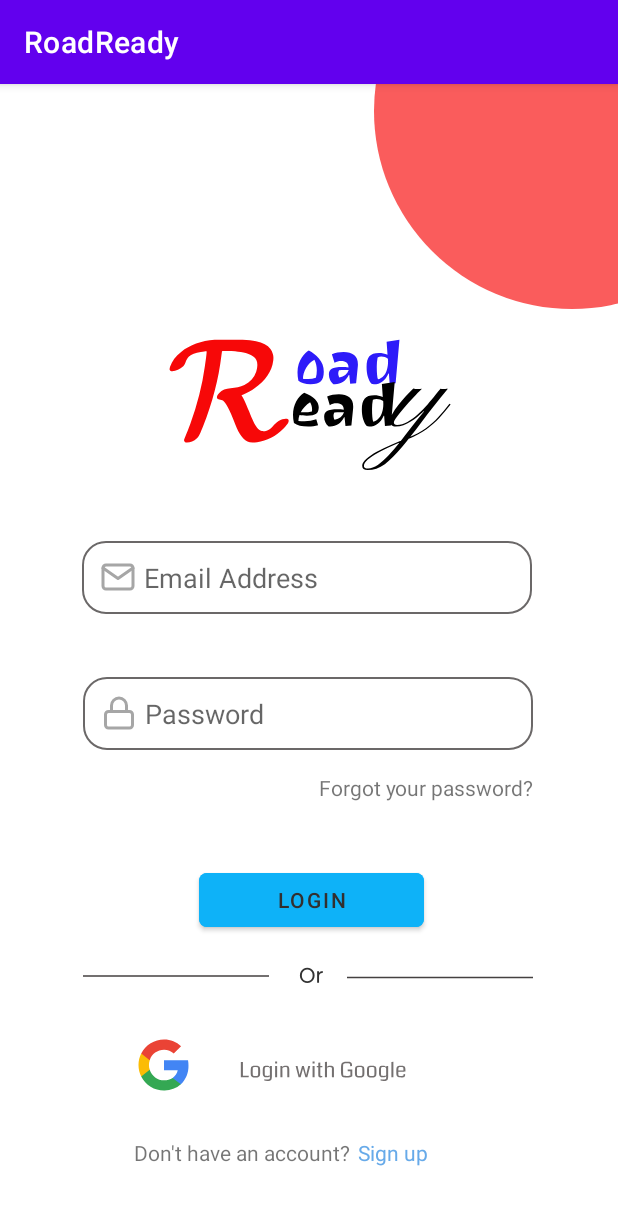
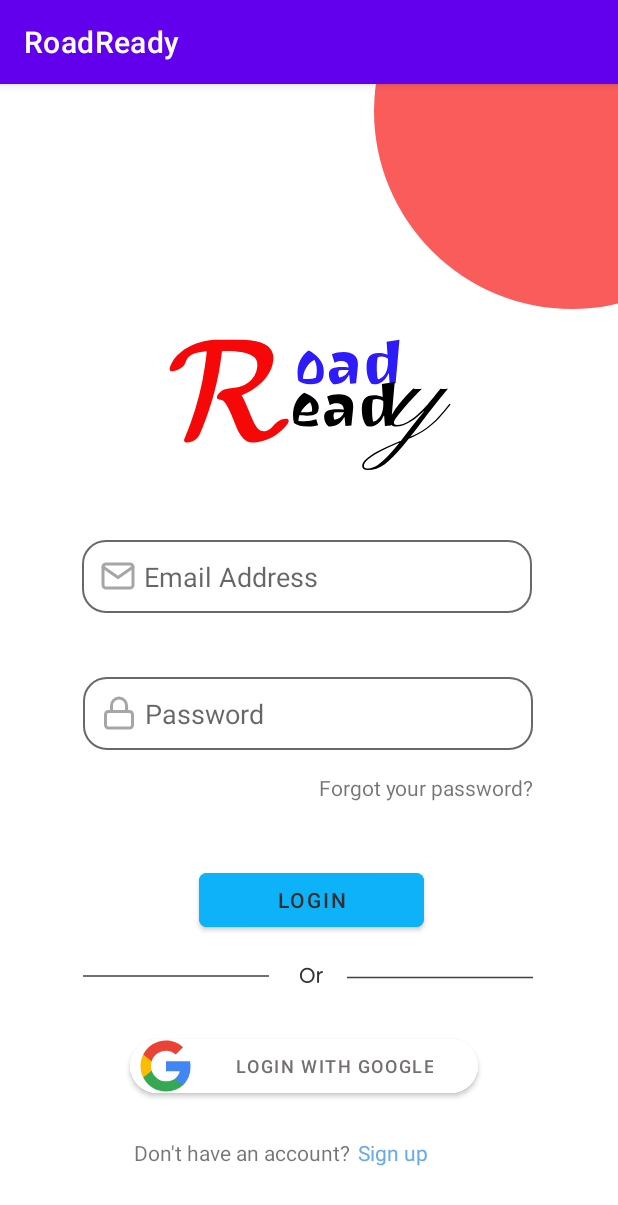
Before and after one commit to JunSayke/RoadReady, an Android app: the Login_Activity screen opened directly, with no data from a screen before it, on a phone screen of 412 x 824 dp. Shown: the top 1205 px of the screen. Run offline under Robolectric (Android 15) with nearby library versions, the phone set to English and light mode, and no system bars.

Commit message:
[Nicolo] Polished Login UI
- Fixed Login with Google
- No more hardcoded texts
- Added necessary content descriptions

```diff
--- a/app/src/main/res/layout/activity_login.xml
+++ b/app/src/main/res/layout/activity_login.xml
@@ -7,8 +7,8 @@
     tools:context=".Login_Activity">
 
     <androidx.constraintlayout.widget.ConstraintLayout
-        android:layout_width="match_parent"
-        android:layout_height="match_parent"
+        android:layout_width="wrap_content"
+        android:layout_height="wrap_content"
         app:layout_constraintBottom_toBottomOf="parent"
         app:layout_constraintEnd_toEndOf="parent"
         app:layout_constraintStart_toStartOf="parent"
@@ -20,7 +20,7 @@
             android:layout_height="264dp"
             android:layout_marginStart="350dp"
             android:layout_marginBottom="120dp"
-            android:contentDescription="@string/redcircle"
+            android:contentDescription="@string/red_circle"
             app:layout_constraintBottom_toTopOf="@+id/op_roadReady_logo"
             app:layout_constraintEnd_toEndOf="parent"
             app:layout_constraintStart_toStartOf="parent"
@@ -36,13 +36,13 @@
             android:layout_marginTop="24dp"
             android:layout_marginEnd="100dp"
             android:layout_marginBottom="376dp"
-            android:contentDescription="@string/roadreadylogo"
+            android:contentDescription="@string/road_ready_logo"
             app:layout_constraintBottom_toBottomOf="parent"
             app:layout_constraintEnd_toEndOf="parent"
             app:layout_constraintStart_toStartOf="parent"
             app:layout_constraintTop_toTopOf="parent"
-            app:srcCompat="@drawable/roadready"
-            tools:srcCompat="@drawable/roadready" />
+            app:srcCompat="@drawable/road_ready"
+            tools:srcCompat="@drawable/road_ready" />
 
         <EditText
             android:id="@+id/login_tv_email"
@@ -50,11 +50,12 @@
             android:layout_height="wrap_content"
             android:layout_marginStart="99dp"
             android:layout_marginEnd="102dp"
+            android:autofillHints="@string/placeholder_email_address"
             android:background="@drawable/rounded_corner_rectangle"
             android:drawableStart="@drawable/mail"
             android:drawablePadding="5dp"
             android:ems="10"
-            android:hint="Email Address"
+            android:hint="@string/placeholder_email_address"
             android:inputType="textEmailAddress"
             android:padding="12dp"
             app:layout_constraintBottom_toTopOf="@+id/login_tv_password"
@@ -69,11 +70,12 @@
             android:layout_marginStart="100dp"
             android:layout_marginEnd="101dp"
             android:layout_marginBottom="281dp"
+            android:autofillHints="@string/placeholder_password"
             android:background="@drawable/rounded_corner_rectangle"
             android:drawableStart="@drawable/lock"
             android:drawablePadding="5dp"
             android:ems="10"
-            android:hint="Password"
+            android:hint="@string/placeholder_password"
             android:inputType="textPassword"
             android:padding="12dp"
             app:layout_constraintBottom_toBottomOf="parent"
@@ -88,7 +90,7 @@
             android:layout_marginStart="288dp"
             android:layout_marginEnd="120dp"
             android:layout_marginBottom="241dp"
-            android:text="Forgot your password?"
+            android:text="@string/text_forgot_your_password"
             app:layout_constraintBottom_toBottomOf="parent"
             app:layout_constraintEnd_toEndOf="parent"
             app:layout_constraintHorizontal_bias="0.542"
@@ -105,7 +107,7 @@
             android:layout_marginEnd="157dp"
             android:layout_marginBottom="178dp"
             android:backgroundTint="#0EB2F8"
-            android:text="Login"
+            android:text="@string/text_btn_login"
             android:textColor="#332F2F"
             app:cornerRadius="5dp"
             app:layout_constraintBottom_toBottomOf="parent"
@@ -115,6 +117,7 @@
 
         <ImageView
             android:id="@+id/login_misc_or"
+            android:contentDescription="@string/vector_or"
             android:layout_width="wrap_content"
             android:layout_height="0dp"
             android:layout_marginStart="55dp"
@@ -127,53 +130,52 @@
             app:srcCompat="@drawable/login_grp_or"
             tools:srcCompat="@drawable/login_grp_or" />
 
-        <ImageButton
-            android:id="@+id/login_btn_google"
-            android:contentDescription="Google Login Button"
+        <Button
+            android:id="@+id/login_btn_googleLogin"
             android:layout_width="wrap_content"
             android:layout_height="wrap_content"
-            android:layout_marginStart="85dp"
+            android:layout_marginStart="155dp"
             android:layout_marginTop="24dp"
-            android:layout_marginEnd="85dp"
-            android:layout_marginBottom="84dp"
-            android:backgroundTint="#00FFFFFF"
+            android:layout_marginEnd="162dp"
+            android:layout_marginBottom="23dp"
+            android:backgroundTint="#FFFFFF"
             android:foreground="@drawable/google"
             android:foregroundGravity="left"
-            android:src="@drawable/login_grp_btn_googlelogin"
-            app:layout_constraintBottom_toBottomOf="parent"
+            android:paddingStart="70dp"
+            android:paddingEnd="30dp"
+            android:text="@string/text_btn_loginGoogle"
+            android:textColor="#747070"
+            android:textSize="12sp"
+            app:cornerRadius="28dp"
+            app:layout_constraintBottom_toTopOf="@+id/login_tv_no_account_msg"
             app:layout_constraintEnd_toEndOf="parent"
             app:layout_constraintStart_toStartOf="parent"
-            app:layout_constraintTop_toBottomOf="@+id/login_misc_or"
-            tools:src="@drawable/login_grp_btn_googlelogin" />
+            app:layout_constraintTop_toBottomOf="@+id/login_misc_or" />
 
         <TextView
-            android:id="@+id/login_tv_noaccountmsg"
+            android:id="@+id/login_tv_no_account_msg"
             android:layout_width="wrap_content"
             android:layout_height="wrap_content"
             android:layout_marginStart="89dp"
-            android:layout_marginTop="19dp"
             android:layout_marginBottom="46dp"
-            android:text="Don't have an account?"
+            android:text="@string/text_no_have_account"
             app:layout_constraintBottom_toBottomOf="parent"
             app:layout_constraintEnd_toEndOf="parent"
             app:layout_constraintHorizontal_bias="0.0"
-            app:layout_constraintStart_toStartOf="parent"
-            app:layout_constraintTop_toBottomOf="@+id/login_btn_google"
-            app:layout_constraintVertical_bias="0.0" />
+            app:layout_constraintStart_toStartOf="parent" />
 
         <TextView
             android:id="@+id/login_tv_signup"
             android:layout_width="wrap_content"
             android:layout_height="wrap_content"
-            android:layout_marginTop="19dp"
             android:layout_marginEnd="121dp"
             android:layout_marginBottom="46dp"
-            android:text="Sign up"
+            android:linksClickable="true"
+            android:text="@string/text_signup"
             android:textColor="#67AAE9"
             app:layout_constraintBottom_toBottomOf="parent"
             app:layout_constraintEnd_toEndOf="parent"
-            app:layout_constraintStart_toEndOf="@+id/login_tv_noaccountmsg"
-            app:layout_constraintTop_toBottomOf="@+id/login_btn_google" />
+            app:layout_constraintStart_toEndOf="@+id/login_tv_no_account_msg" />
 
 
     </androidx.constraintlayout.widget.ConstraintLayout>
--- a/app/src/main/res/layout/activity_opening.xml
+++ b/app/src/main/res/layout/activity_opening.xml
@@ -22,13 +22,13 @@
             android:layout_marginTop="248dp"
             android:layout_marginEnd="100dp"
             android:layout_marginBottom="376dp"
-            android:contentDescription="@string/roadreadylogo"
+            android:contentDescription="@string/road_ready_logo"
             app:layout_constraintBottom_toBottomOf="parent"
             app:layout_constraintEnd_toEndOf="parent"
             app:layout_constraintStart_toStartOf="parent"
             app:layout_constraintTop_toTopOf="parent"
-            app:srcCompat="@drawable/roadready"
-            tools:srcCompat="@drawable/roadready" />
+            app:srcCompat="@drawable/road_ready"
+            tools:srcCompat="@drawable/road_ready" />
 
         <ImageView
             android:id="@+id/op_red_circle"
@@ -36,7 +36,7 @@
             android:layout_height="264dp"
             android:layout_marginStart="350dp"
             android:layout_marginBottom="220dp"
-            android:contentDescription="@string/redcircle"
+            android:contentDescription="@string/red_circle"
             app:layout_constraintBottom_toTopOf="@+id/op_roadReady_logo"
             app:layout_constraintEnd_toEndOf="parent"
             app:layout_constraintStart_toStartOf="parent"
--- a/app/src/main/res/values/strings.xml
+++ b/app/src/main/res/values/strings.xml
@@ -1,8 +1,21 @@
 <resources>
     <string name="app_name">RoadReady</string>
-    <string name="roadreadylogo">roadReadyLogo</string>
-    <string name="redcircle">redcircle</string>
+    <string name="road_ready_logo">roadReadyLogo</string>
+    <string name="red_circle">redcircle</string>
     <string name="vehicle_documents_processing">Vehicle documents processing</string>
     <string name="cyan_circle_left">cyan_circle_left</string>
     <string name="cyan_circle_right">cyan_circle_right</string>
+
+    <!-- ACTIVITY LOGIN -->
+    <!-- STRINGS -->
+    <string name="placeholder_email_address">Email Address</string>
+    <string name="placeholder_password">Password</string>
+    <string name="text_forgot_your_password">Forgot your password?</string>
+    <string name="text_btn_login">Login</string>
+    <string name="text_btn_loginGoogle">Login with Google</string>
+    <string name="text_no_have_account">Don\'t have an account?</string>
+    <string name="text_signup">Sign up</string>
+
+    <!-- CONTENT DESCRIPTION -->
+    <string name="vector_or">vector_or</string>
 </resources>
```
Also changed, not shown: app/src/main/res/drawable/road_ready.xml (renamed from app/src/main/res/drawable/roadready.xml).
